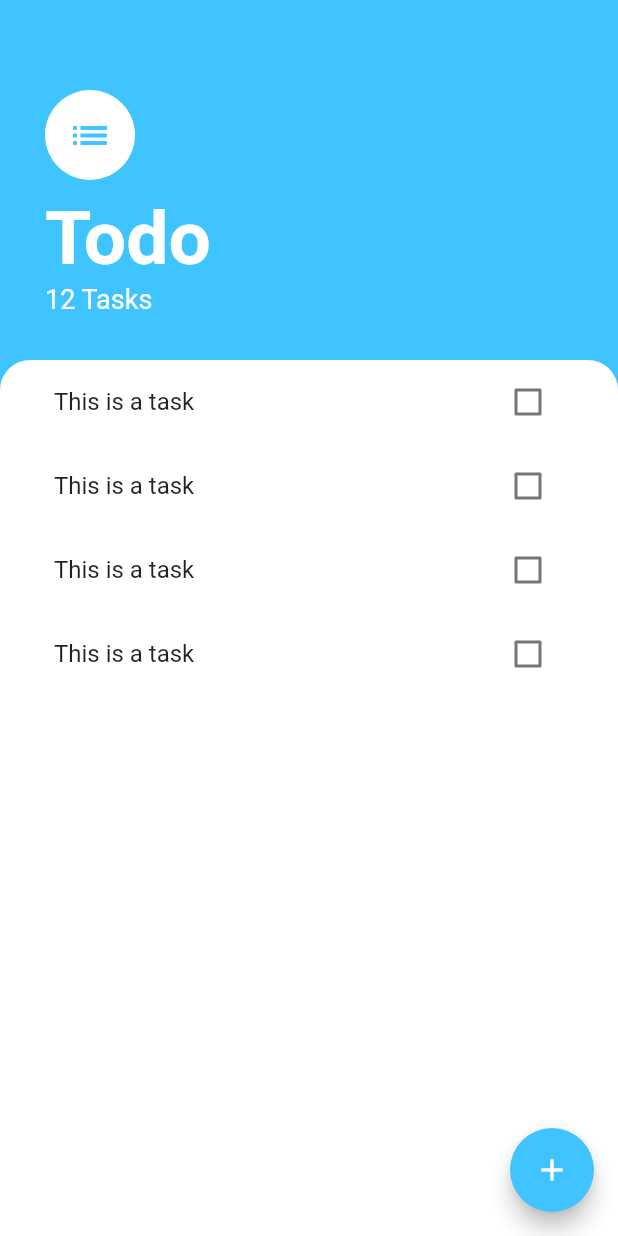
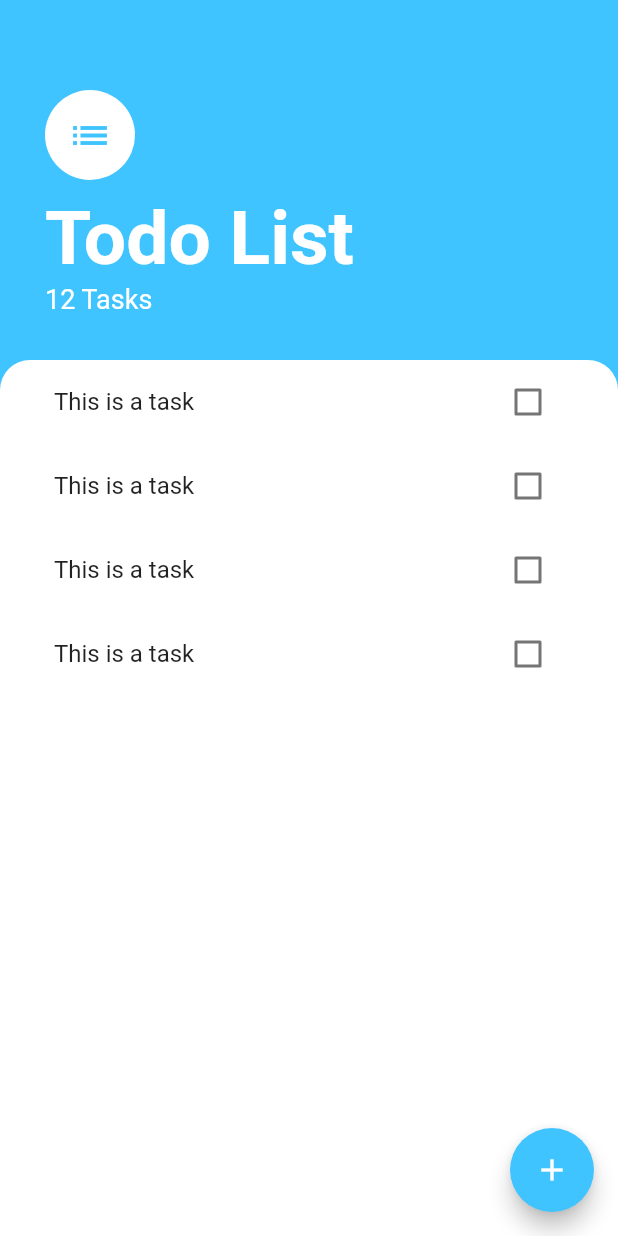
Before and after one commit to arvan903/todo_list_flutter, a Flutter app: the screen it shows after launch, on a phone screen of 412 x 824 dp. Run offline on Flutter 3.47's test engine with Material 2 defaults, Android fonts, the phone set to English and light mode, and no system bars.

Commit message:
in progress

```diff
--- a/lib/screens/task_screen.dart
+++ b/lib/screens/task_screen.dart
@@ -39,7 +39,7 @@ class TasksScreen extends StatelessWidget {
                   height: 10.0,
                 ),
                 Text(
-                  'Todo',
+                  'Todo List',
                   style: TextStyle(
                       color: Colors.white,
                       fontSize: 50.0,
--- a/lib/widgets/task_tile.dart
+++ b/lib/widgets/task_tile.dart
@@ -1,18 +1,50 @@
 import 'package:flutter/material.dart';
 
-class TaskTile extends StatelessWidget {
+class TaskTile extends StatefulWidget {
   const TaskTile({
     Key? key,
   }) : super(key: key);
 
   @override
+  State<TaskTile> createState() => _TaskTileState();
+}
+
+class _TaskTileState extends State<TaskTile> {
+  bool isChecked = false;
+
+
+  @override
   Widget build(BuildContext context) {
     return ListTile(
-      title: Text('This is a task'),
-      trailing: Checkbox(
-        value: false,
-        onChanged: (bool? value) {},
+      title: Text(
+        'This is a task',
+        style: TextStyle(
+            decoration: isChecked ? TextDecoration.lineThrough : null),
+      ),
+      trailing: TaskCheckBox(
+        checkBoxState: isChecked,
+        toggleCheckboxState: (bool checkboxState) {
+          setState(() {
+            isChecked = checkboxState;
+          });
+        },
       ),
     );
   }
 }
+
+class TaskCheckBox extends StatelessWidget {
+  final bool checkBoxState;
+  final Function toggleCheckboxState;
+
+  TaskCheckBox(
+      {required this.checkBoxState, required this.toggleCheckboxState});
+
+  @override
+  Widget build(BuildContext context) {
+    return Checkbox(
+      value: checkBoxState,
+      onChanged: (bool? value) => toggleCheckboxState(value!),
+    );
+  }
+}
```
